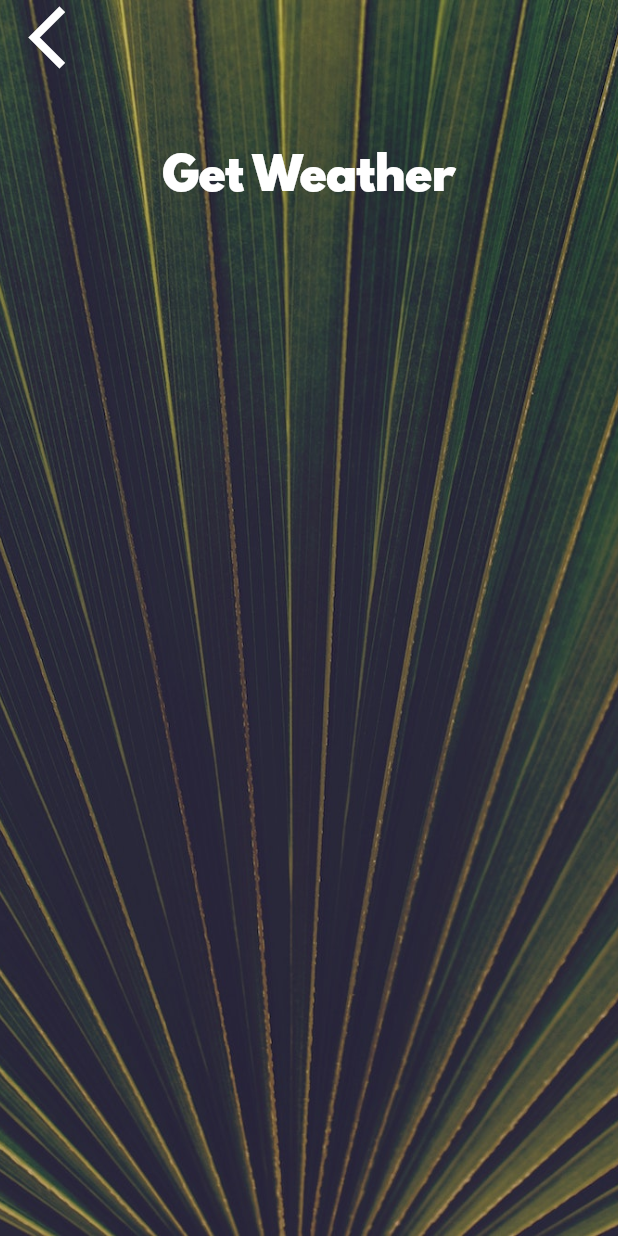
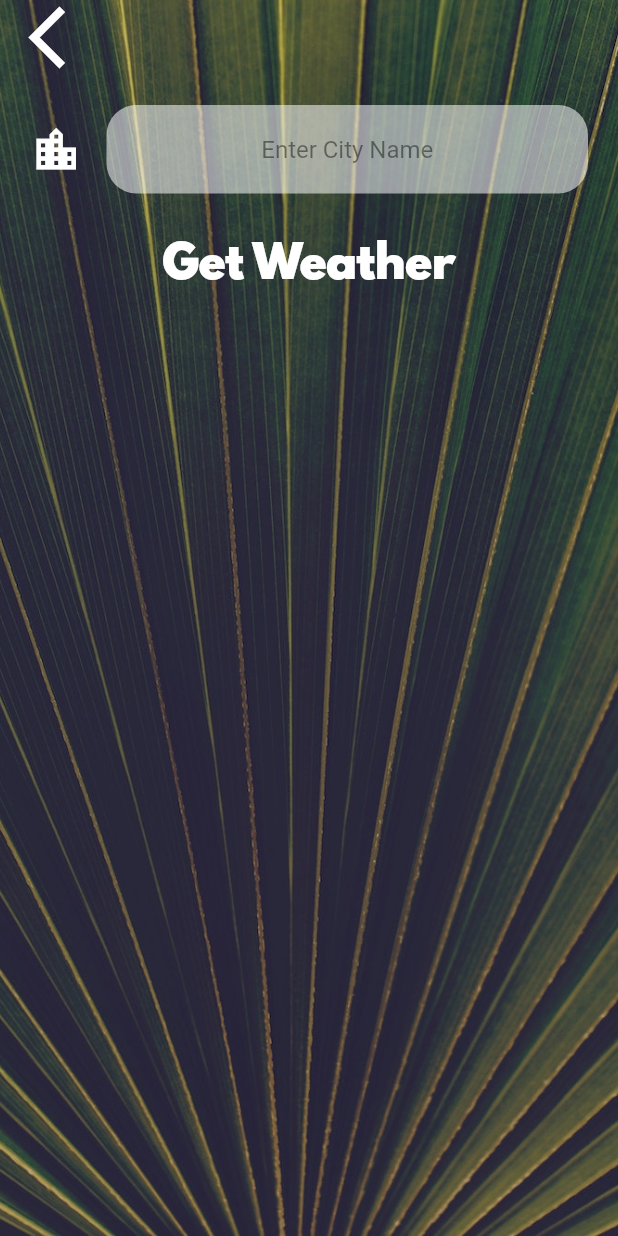
Before and after one commit to if3chi/learningDart, a Flutter app: the CityScreen screen opened directly, on a phone screen of 412 x 824 dp. Run offline on Flutter 3.47's test engine with Material 2 defaults, Android fonts, the phone set to English and light mode, and no system bars; our stand-ins replace audioplayers, flutter_spinkit, font_awesome_flutter, geolocator, rflutter_alert; network calls fail.

Commit message:
D32 Clima app: Completed the basic functions of the weather app.

```diff
--- a/FlutterApps/Clima-Flutter/lib/screens/city_screen.dart
+++ b/FlutterApps/Clima-Flutter/lib/screens/city_screen.dart
@@ -7,6 +7,8 @@ class CityScreen extends StatefulWidget {
 }
 
 class _CityScreenState extends State<CityScreen> {
+  var cityName;
+
   @override
   Widget build(BuildContext context) {
     return Scaffold(
@@ -24,7 +26,9 @@ class _CityScreenState extends State<CityScreen> {
               Align(
                 alignment: Alignment.topLeft,
                 child: FlatButton(
-                  onPressed: () {},
+                  onPressed: () {
+                    Navigator.pop(context);
+                  },
                   child: Icon(
                     Icons.arrow_back_ios,
                     size: 50.0,
@@ -33,10 +37,17 @@ class _CityScreenState extends State<CityScreen> {
               ),
               Container(
                 padding: EdgeInsets.all(20.0),
-                child: null,
+                child: TextField(
+                  style: TextStyle(color: Colors.black),
+                  textAlign: TextAlign.center,
+                  decoration: kTextField,
+                  onChanged: (value) => cityName = value,
+                ),
               ),
               FlatButton(
-                onPressed: () {},
+                onPressed: () {
+                  Navigator.pop(context, cityName);
+                },
                 child: Text(
                   'Get Weather',
                   style: kButtonTextStyle,
--- a/FlutterApps/Clima-Flutter/lib/utilities/constants.dart
+++ b/FlutterApps/Clima-Flutter/lib/utilities/constants.dart
@@ -7,7 +7,7 @@ const kTempTextStyle = TextStyle(
 
 const kMessageTextStyle = TextStyle(
   fontFamily: 'Spartan MB',
-  fontSize: 60.0,
+  fontSize: 50.0,
 );
 
 const kButtonTextStyle = TextStyle(
@@ -16,5 +16,23 @@ const kButtonTextStyle = TextStyle(
 );
 
 const kConditionTextStyle = TextStyle(
-  fontSize: 20.0,
+  fontSize: 90.0,
 );
+
+const kTextField = InputDecoration(
+  hintText: 'Enter City Name',
+  hintStyle: TextStyle(color: Colors.black45),
+  filled: true,
+  fillColor: Colors.white54,
+  icon: Icon(
+    Icons.location_city_outlined,
+    color: Colors.white,
+    size: 35,
+  ),
+  border: OutlineInputBorder(
+    borderRadius: BorderRadius.all(
+      Radius.circular(20.0),
+    ),
+    borderSide: BorderSide.none,
+  ),
+);
```
Also changed, not shown: FlutterApps/Clima-Flutter/lib/screens/location_screen.dart (+18 -7 lines), FlutterApps/Clima-Flutter/lib/services/weather.dart (+7 -1 lines).
